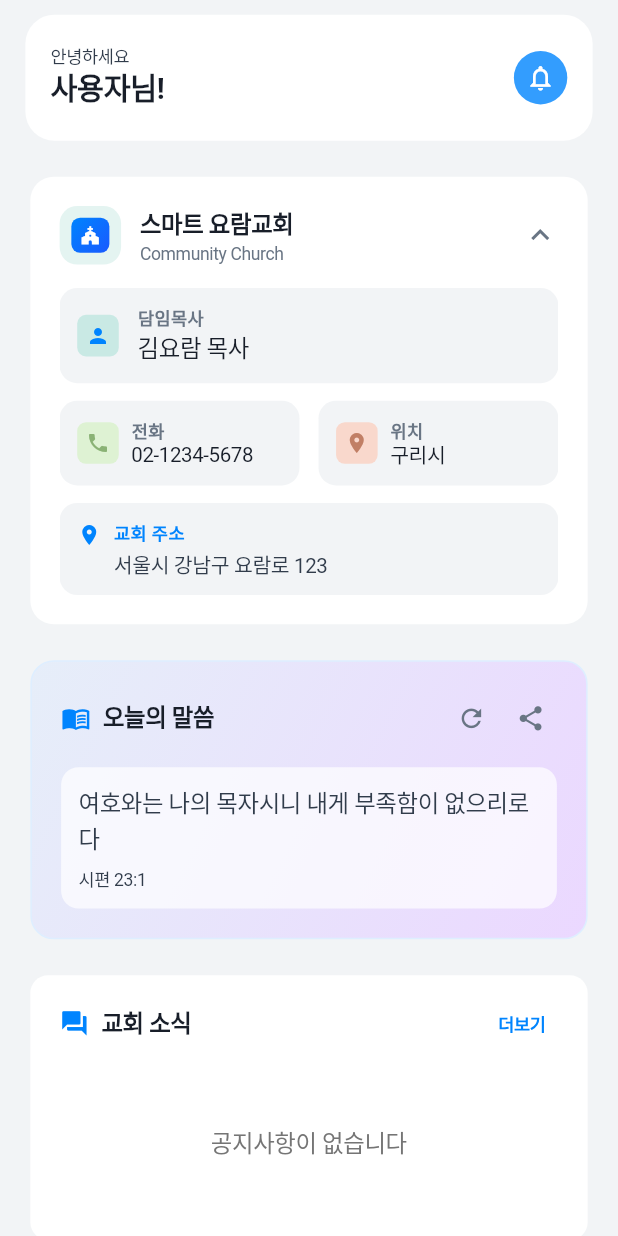
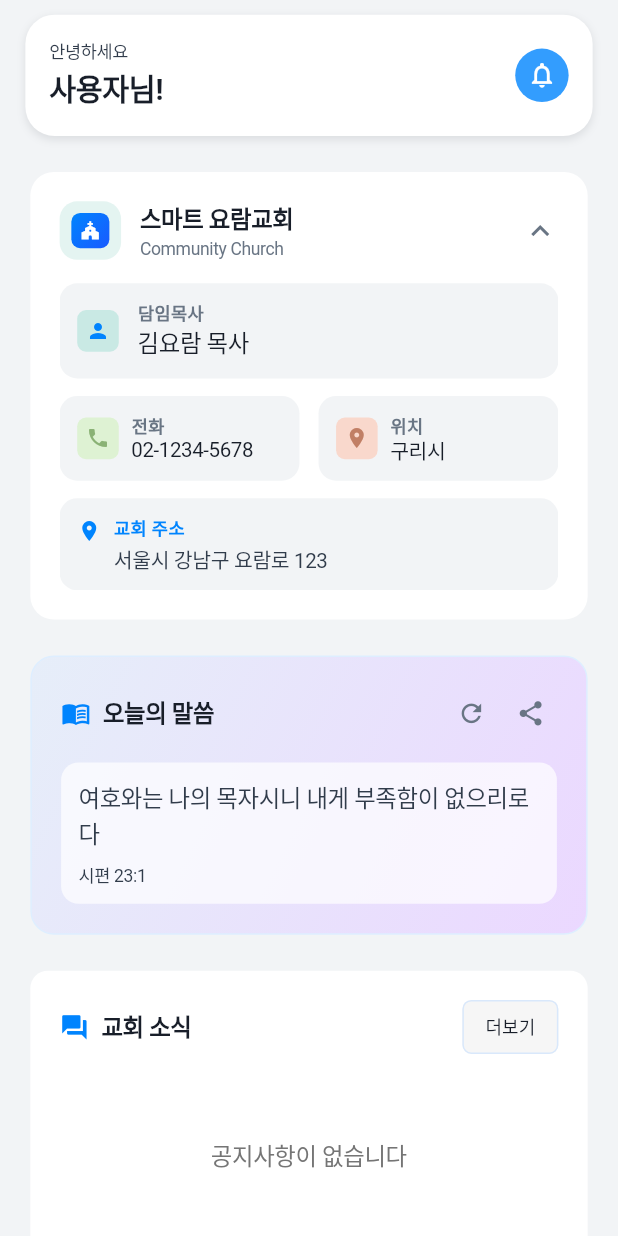
Before and after one commit to surfmindsm/smart-yoram-app, a Flutter app: the HomeScreen screen opened directly, on a phone screen of 412 x 824 dp. Run offline on Flutter 3.47's test engine with Material 3 defaults, Android fonts, the phone set to English and light mode, and no system bars; our stand-ins replace cached_network_image, device_info_plus, dropdown_button2, firebase_core, firebase_messaging, flutter_local_notifications and 10 more; missing offline and left inert: mobile_scanner, saver_gallery, syncfusion_flutter_pdfviewer; accounts and stored records are empty; network calls fail; Roboto replaces fonts that are missing (Pretendard); statements that could not run were skipped; project files that could hold a hidden picture were left out.

Commit message:
홈 - 공지, 헤더 변경

```diff
--- a/lib/screens/home_screen.dart
+++ b/lib/screens/home_screen.dart
@@ -4,6 +4,7 @@ import 'package:share_plus/share_plus.dart';
 import 'package:smart_yoram_app/resource/color_style.dart';
 import 'package:smart_yoram_app/resource/text_style.dart';
 import '../widget/widgets.dart';
+import '../components/index.dart';
 import '../services/auth_service.dart';
 import '../services/user_service.dart';
 import '../services/member_service.dart';
@@ -221,13 +222,10 @@ class _HomeScreenState extends State<HomeScreen> with TickerProviderStateMixin {
   // 헤더 위젯 빌드
   Widget _buildHeader() {
     return Container(
-      width: double.infinity,
-      padding: EdgeInsets.symmetric(horizontal: 16.w, vertical: 20.h),
       margin: EdgeInsets.symmetric(horizontal: 16.w),
-      decoration: BoxDecoration(
-        color: AppColor.secondary01, // 파란색 배경
-        borderRadius: BorderRadius.all(Radius.circular(20.r)),
-      ),
+      child: AppCard(
+        backgroundColor: AppColor.secondary01,
+        borderRadius: 20.r,
         child: Row(
           mainAxisAlignment: MainAxisAlignment.spaceBetween,
           children: [
@@ -240,6 +238,7 @@ class _HomeScreenState extends State<HomeScreen> with TickerProviderStateMixin {
                     color: AppColor.secondary06,
                   ).b4(),
                 ),
+                SizedBox(height: 4.h),
                 Text(
                   '${currentMember?.name ?? currentUser?.fullName ?? '사용자'}님!',
                   style: AppTextStyle(
@@ -248,23 +247,22 @@ class _HomeScreenState extends State<HomeScreen> with TickerProviderStateMixin {
                 ),
               ],
             ),
-          Row(
-            children: [
-              Container(
+            InkWell(
+              onTap: () {
+                Navigator.push(
+                  context,
+                  MaterialPageRoute(
+                    builder: (context) => const NotificationCenterScreen(),
+                  ),
+                );
+              },
+              borderRadius: BorderRadius.circular(20.r),
+              child: Container(
                 padding: EdgeInsets.all(8.r),
                 decoration: BoxDecoration(
                   color: AppColor.primary900.withOpacity(0.8),
                   borderRadius: BorderRadius.circular(20.r),
                 ),
-                child: InkWell(
-                  onTap: () {
-                    Navigator.push(
-                      context,
-                      MaterialPageRoute(
-                          builder: (context) =>
-                              const NotificationCenterScreen()),
-                    );
-                  },
                 child: const Icon(
                   Icons.notifications_outlined,
                   color: Colors.white,
@@ -274,7 +272,6 @@ class _HomeScreenState extends State<HomeScreen> with TickerProviderStateMixin {
             ),
           ],
         ),
-        ],
       ),
     );
   }
@@ -674,23 +671,12 @@ class _HomeScreenState extends State<HomeScreen> with TickerProviderStateMixin {
                     ),
                   ],
                 ),
-                InkWell(
-                  onTap: () {
+                SecondaryButton(
+                  text: '더보기',
+                  size: ButtonSize.sm,
+                  onPressed: () {
                     Navigator.pushNamed(context, '/notices');
                   },
-                  borderRadius: BorderRadius.circular(8.r),
-                  child: Padding(
-                    padding: EdgeInsets.symmetric(
-                      horizontal: 8.w,
-                      vertical: 4.h,
-                    ),
-                    child: Text(
-                      '더보기',
-                      style: AppTextStyle(
-                        color: AppColor.primary900,
-                      ).buttonSmall(),
-                    ),
-                  ),
                 ),
               ],
             ),
@@ -699,15 +685,26 @@ class _HomeScreenState extends State<HomeScreen> with TickerProviderStateMixin {
           Padding(
             padding: EdgeInsets.fromLTRB(16.w, 0, 16.w, 16.h),
             child: _isLoadingAnnouncements
-                ? Container(
-                    height: 100.h,
-                    child: Center(
-                      child: CircularProgressIndicator(
-                        valueColor: AlwaysStoppedAnimation<Color>(
-                          Colors.blue[500]!,
+                ? Column(
+                    children: [
+                      AppListItemSkeleton(
+                        showLeading: false,
+                        titleLines: 1,
+                        subtitleLines: 1,
                       ),
+                      SizedBox(height: 8.h),
+                      AppListItemSkeleton(
+                        showLeading: false,
+                        titleLines: 1,
+                        subtitleLines: 1,
                       ),
+                      SizedBox(height: 8.h),
+                      AppListItemSkeleton(
+                        showLeading: false,
+                        titleLines: 1,
+                        subtitleLines: 1,
                       ),
+                    ],
                   )
                 : recentAnnouncements.isEmpty
                     ? Container(
--- a/lib/screens/notices_screen.dart
+++ b/lib/screens/notices_screen.dart
@@ -276,7 +276,7 @@ class _NoticesScreenState extends State<NoticesScreen>
           ).b2(),
           tabs: tabCategories.map((category) {
             return Tab(
-              text: category['name'],
+              text: category['label'],
             );
           }).toList(),
         ),
```
Lines whose indentation alone changed are shown as unchanged.
